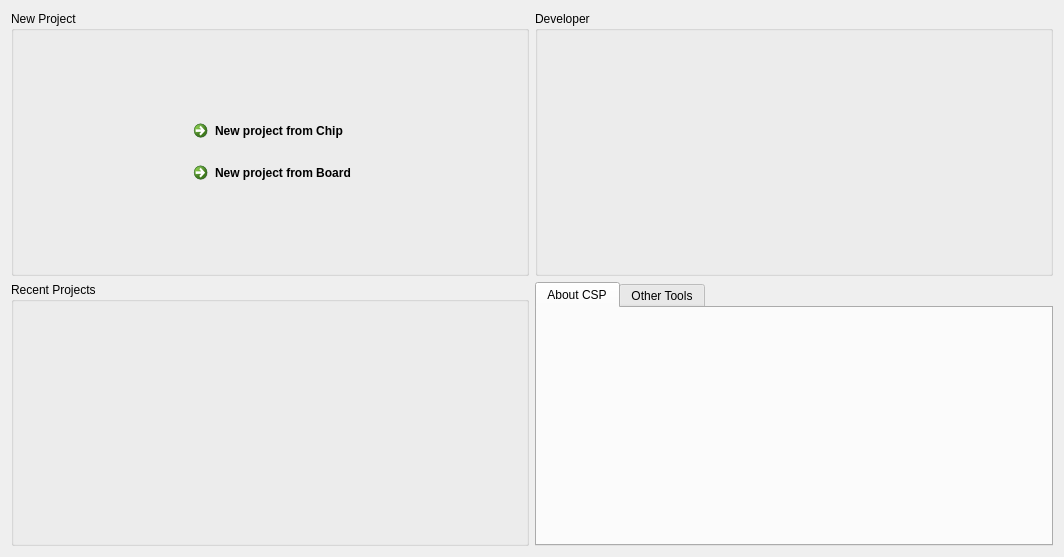
Old version of the form apps/dev/views/home_view.ui in the repository csplink/csp.
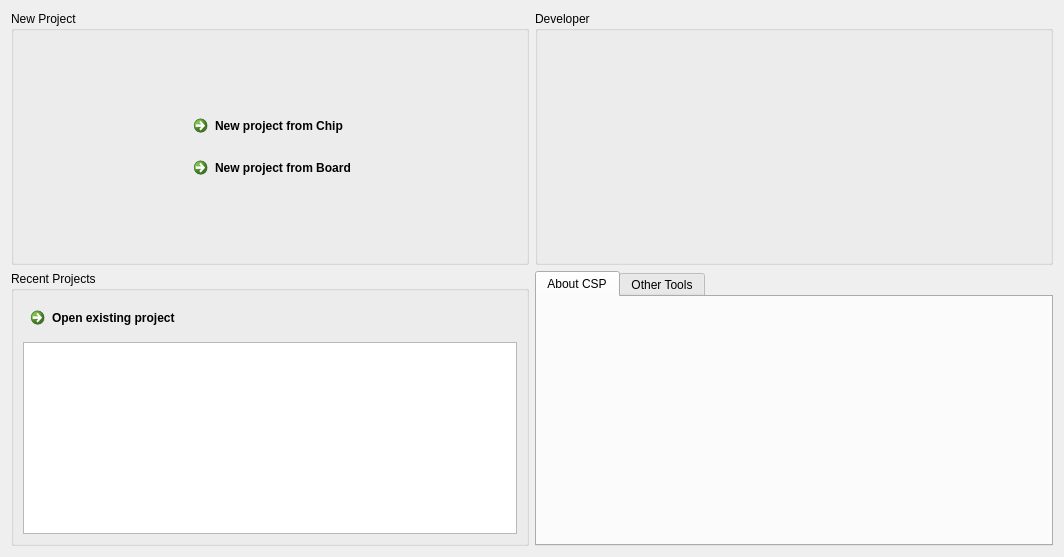
New version of the form.

Commit message: ✨ feat: 添加打开工程按钮至首页

Diff of the .ui file:
```diff
--- a/apps/dev/views/home_view.ui
+++ b/apps/dev/views/home_view.ui
@@ -16,28 +16,7 @@
   <property name="styleSheet">
    <string notr="true"/>
   </property>
-  <layout class="QGridLayout" name="gridLayout_3">
-   <item row="0" column="0">
-    <widget class="QFrame" name="frame_2">
-     <property name="frameShape">
-      <enum>QFrame::NoFrame</enum>
-     </property>
-     <property name="frameShadow">
-      <enum>QFrame::Raised</enum>
-     </property>
-     <layout class="QGridLayout" name="gridLayout_2" columnstretch="0" rowminimumheight="0,0">
-      <property name="leftMargin">
-       <number>0</number>
-      </property>
-      <property name="topMargin">
-       <number>0</number>
-      </property>
-      <property name="rightMargin">
-       <number>0</number>
-      </property>
-      <property name="bottomMargin">
-       <number>0</number>
-      </property>
+  <layout class="QGridLayout" name="gridLayout" rowstretch="1,1" columnstretch="1,1">
       <item row="0" column="0">
        <widget class="QGroupBox" name="groupBox">
         <property name="sizePolicy">
@@ -152,6 +131,16 @@
         </layout>
        </widget>
       </item>
+   <item row="0" column="1">
+    <widget class="QGroupBox" name="groupBox_2">
+     <property name="title">
+      <string>Developer</string>
+     </property>
+     <property name="flat">
+      <bool>true</bool>
+     </property>
+    </widget>
+   </item>
       <item row="1" column="0">
        <widget class="QGroupBox" name="groupBox_3">
         <property name="sizePolicy">
@@ -166,49 +155,21 @@
         <property name="flat">
          <bool>true</bool>
         </property>
-       </widget>
-      </item>
-     </layout>
-    </widget>
-   </item>
-   <item row="0" column="1">
-    <widget class="QFrame" name="frame">
-     <property name="sizePolicy">
-      <sizepolicy hsizetype="Preferred" vsizetype="Preferred">
-       <horstretch>0</horstretch>
-       <verstretch>0</verstretch>
-      </sizepolicy>
-     </property>
-     <property name="frameShape">
-      <enum>QFrame::NoFrame</enum>
-     </property>
-     <property name="frameShadow">
-      <enum>QFrame::Raised</enum>
-     </property>
-     <layout class="QGridLayout" name="gridLayout">
-      <property name="leftMargin">
-       <number>0</number>
-      </property>
-      <property name="topMargin">
-       <number>0</number>
-      </property>
-      <property name="rightMargin">
-       <number>0</number>
-      </property>
-      <property name="bottomMargin">
-       <number>0</number>
-      </property>
+     <layout class="QGridLayout" name="gridLayout_5">
       <item row="0" column="0">
-       <widget class="QGroupBox" name="groupBox_2">
-        <property name="title">
-         <string>Developer</string>
-        </property>
-        <property name="flat">
-         <bool>true</bool>
+       <widget class="QCommandLinkButton" name="button_open_existing_project">
+        <property name="text">
+         <string>Open existing project</string>
         </property>
        </widget>
       </item>
       <item row="1" column="0">
+       <widget class="QListView" name="listView"/>
+      </item>
+     </layout>
+    </widget>
+   </item>
+   <item row="1" column="1">
        <widget class="QTabWidget" name="tabWidget">
         <property name="sizePolicy">
          <sizepolicy hsizetype="Expanding" vsizetype="Ignored">
@@ -229,9 +190,6 @@
           <string>Other Tools</string>
          </attribute>
         </widget>
-       </widget>
-      </item>
-     </layout>
     </widget>
    </item>
   </layout>
```
Left out of the diff: 78 changed lines with no effect on the pictures. Lines whose indentation alone changed are shown as unchanged. The commit also changes 6 other files.
